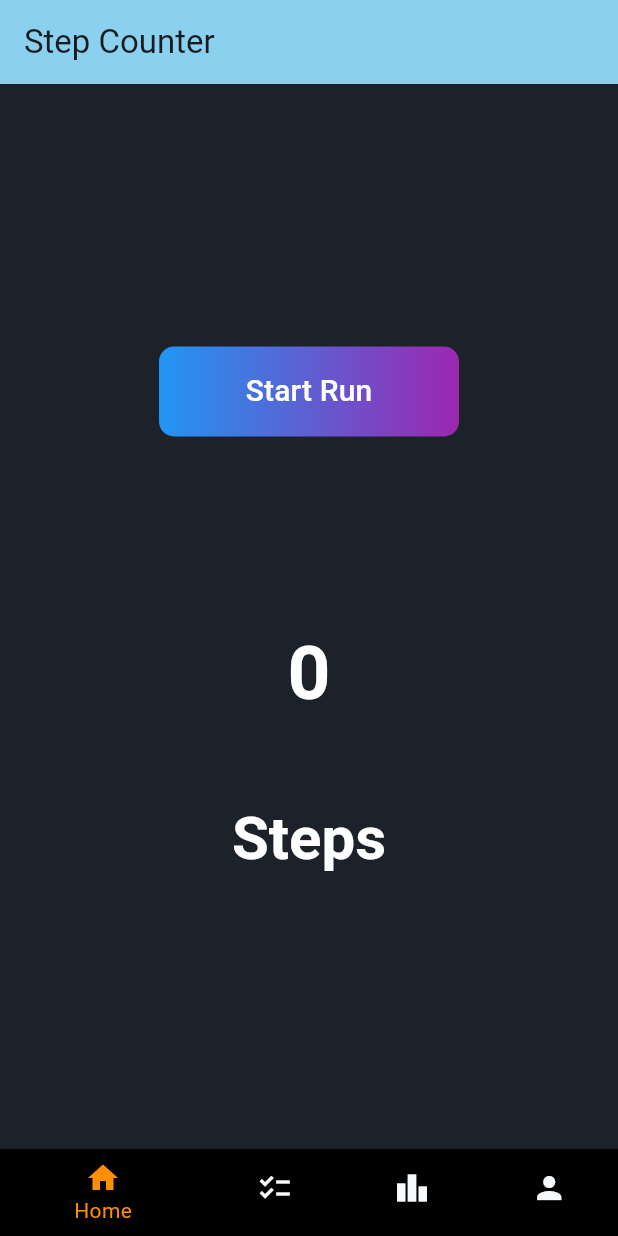
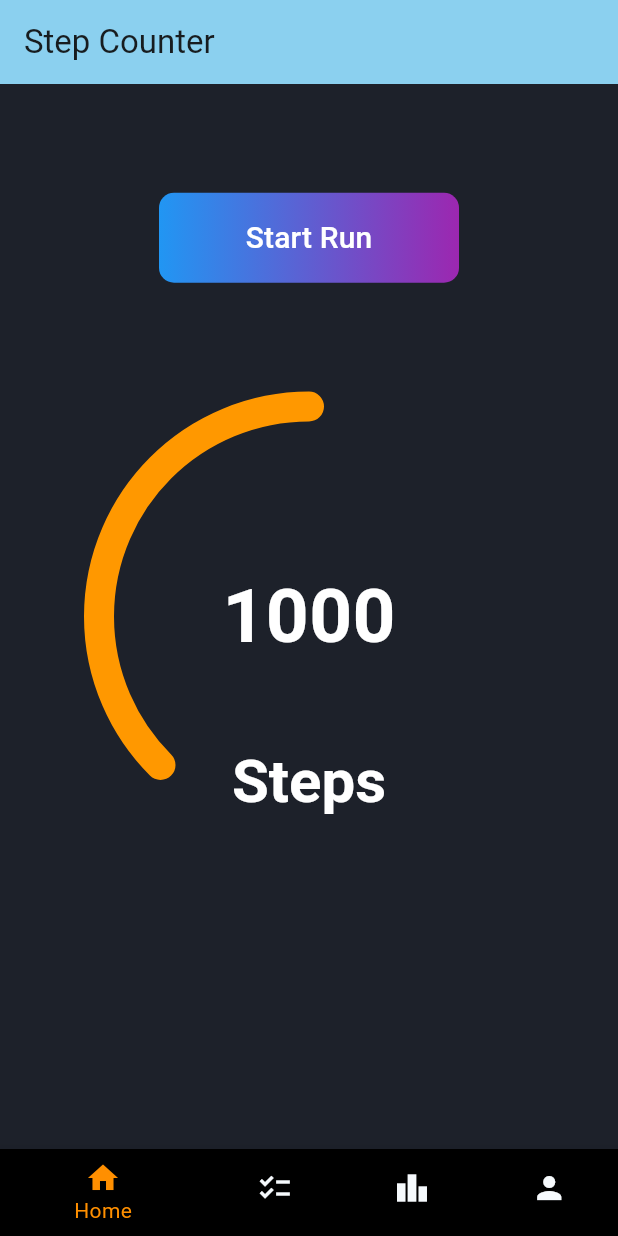
Before and after one commit to RealTeamRocket/rocket-app, a Flutter app: the first screen one second after launch, on a phone screen of 412 x 824 dp. Run offline on Flutter 3.47's test engine with Material 3 defaults, Android fonts, the phone set to English and light mode, and no system bars.

Commit message:
center that shit

```diff
--- a/mobile_app/lib/pages/home_page.dart
+++ b/mobile_app/lib/pages/home_page.dart
@@ -15,7 +15,7 @@ class MyHomePage extends StatefulWidget {
 
 class _MyHomePageState extends State<MyHomePage> {
   final int dailyGoal = 2000;
-  int currentSteps = 0;
+  int currentSteps = 1000;
   late Timer _timer;
   bool isRunning = false;
 
@@ -65,15 +65,19 @@ class _MyHomePageState extends State<MyHomePage> {
         title: Text(widget.title),
       ),
       backgroundColor: ColorConstants.backgroundColor,
-      body: Center(
+      body: Column(
+        children: <Widget>[
+          Expanded(
             child: Column(
               mainAxisAlignment: MainAxisAlignment.center,
               children: <Widget>[
                 Padding(
-              padding: const EdgeInsets.all(8.0),
+                  padding: const EdgeInsets.all(10.0),
                   child: Container(
                     decoration: BoxDecoration(
-                  gradient: LinearGradient(colors: [Colors.blue, Colors.purple]),
+                      gradient: LinearGradient(
+                        colors: [Colors.blue, Colors.purple],
+                      ),
                       borderRadius: BorderRadius.circular(10),
                     ),
                     child: SizedBox(
@@ -87,10 +91,16 @@ class _MyHomePageState extends State<MyHomePage> {
                         onPressed: _toggleRun,
                         child: Text(
                           isRunning ? 'Stop Run' : 'Start Run',
-                      style: TextStyle(color: ColorConstants.white, fontSize: 20),
+                          style: TextStyle(
+                            color: ColorConstants.white,
+                            fontSize: 20,
                           ),
                         ),
                       ),
+                    ),
+                  ),
+                ),
+              ],
             ),
           ),
           Stack(
@@ -117,8 +127,10 @@ class _MyHomePageState extends State<MyHomePage> {
               ),
             ],
           ),
+          Expanded(
+            child: Container(),
+          ),
         ],
-        ),
       ),
       bottomNavigationBar: const CustomMenuBar(),
     );
```
Lines whose indentation alone changed are shown as unchanged.
